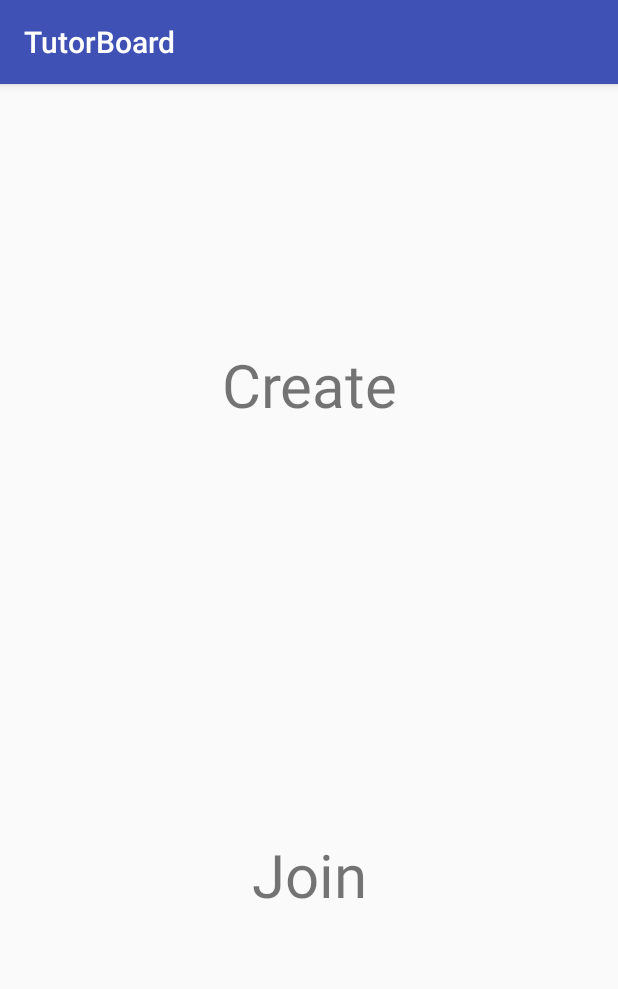
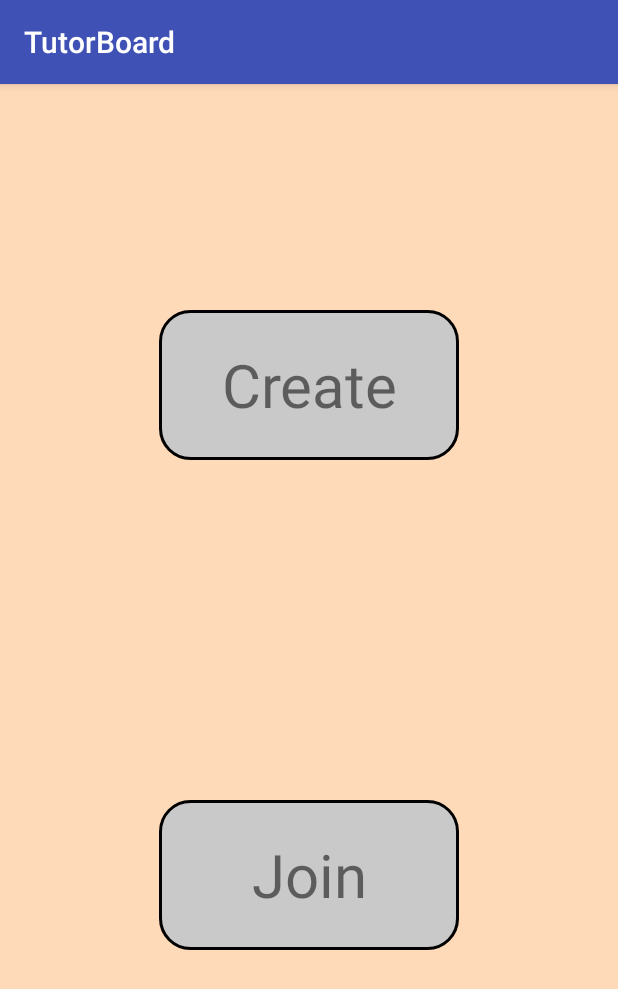
Before and after one commit to bpbrianpham/TutorBoard, an Android app: the screen it shows after launch (MainActivity), on a phone screen of 412 x 824 dp. Shown: the top 989 px of the screen. Run offline under Robolectric (Android 15) with nearby library versions, the light colour scheme and no system bars.

Commit message:
Added Colors
Made it look like in prototype

```diff
--- /dev/null
+++ b/TutorBoard/app/src/main/res/drawable/rounded_border_textview.xml
@@ -0,0 +1,14 @@
+<?xml version="1.0" encoding="utf-8"?>
+<selector xmlns:android="http://schemas.android.com/apk/res/android">
+
+    <item>
+        <shape android:shape="rectangle">
+            <solid android:color="#c9c9c9"/>
+            <corners android:radius="20dp" />
+            <stroke
+                android:width="2dp"
+                android:color="#000000"
+                />
+        </shape>
+    </item>
+</selector>
--- a/TutorBoard/app/src/main/res/layout/activity_main.xml
+++ b/TutorBoard/app/src/main/res/layout/activity_main.xml
@@ -4,6 +4,7 @@
     xmlns:tools="http://schemas.android.com/tools"
     android:layout_width="match_parent"
     android:layout_height="match_parent"
+    android:background="#ffdab9"
     tools:context="com.example.ben.tutorboard.MainActivity">
 
     <TextView
@@ -12,6 +13,7 @@
         android:gravity="center"
         android:text="Create"
         android:textSize="40sp"
+        android:background="@drawable/rounded_border_textview"
         app:layout_constraintBottom_toBottomOf="parent"
         app:layout_constraintLeft_toLeftOf="parent"
         app:layout_constraintRight_toRightOf="parent"
@@ -24,6 +26,7 @@
         android:gravity="center"
         android:text="Join"
         android:textSize="40sp"
+        android:background="@drawable/rounded_border_textview"
         app:layout_constraintBottom_toBottomOf="parent"
         app:layout_constraintLeft_toLeftOf="parent"
         app:layout_constraintRight_toRightOf="parent"
--- a/TutorBoard/app/src/main/res/layout/activity_splash.xml
+++ b/TutorBoard/app/src/main/res/layout/activity_splash.xml
@@ -4,6 +4,7 @@
     xmlns:tools="http://schemas.android.com/tools"
     android:layout_width="match_parent"
     android:layout_height="match_parent"
+    android:background="#ffdab9"
     tools:context="com.example.ben.tutorboard.SplashActivity">
 
     <TextView
@@ -12,6 +13,7 @@
         android:text="TutorBoard"
         android:textSize="60sp"
         android:fontFamily="casual"
+        android:textColor="#000000"
         app:layout_constraintBottom_toBottomOf="parent"
         app:layout_constraintLeft_toLeftOf="parent"
         app:layout_constraintRight_toRightOf="parent"
```
